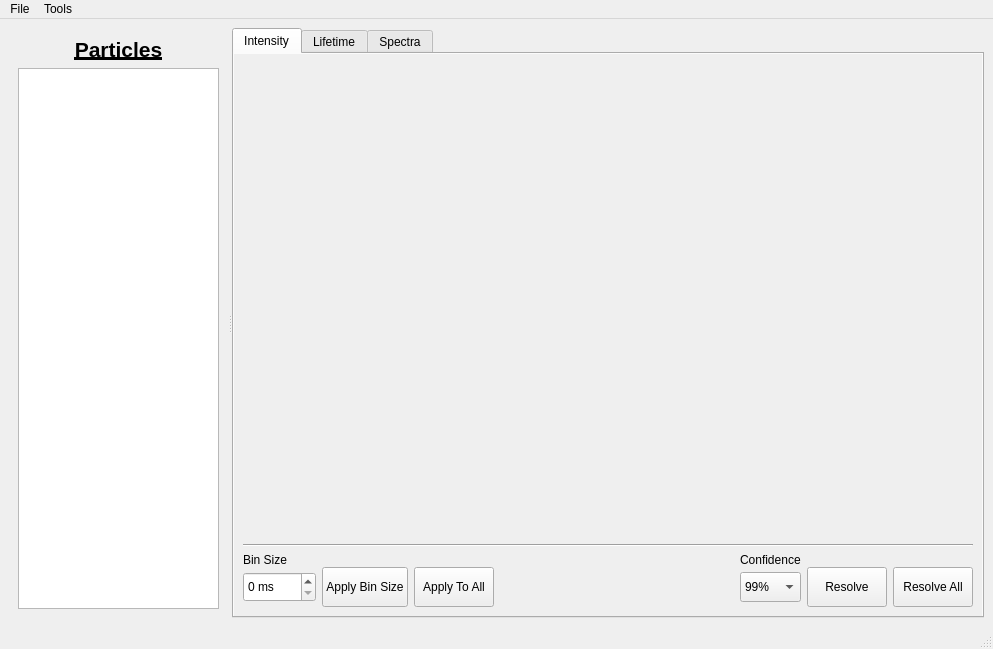
Old version of the form ui/mainwindow.ui in the repository BioPhysicsUP/Full_SMS.
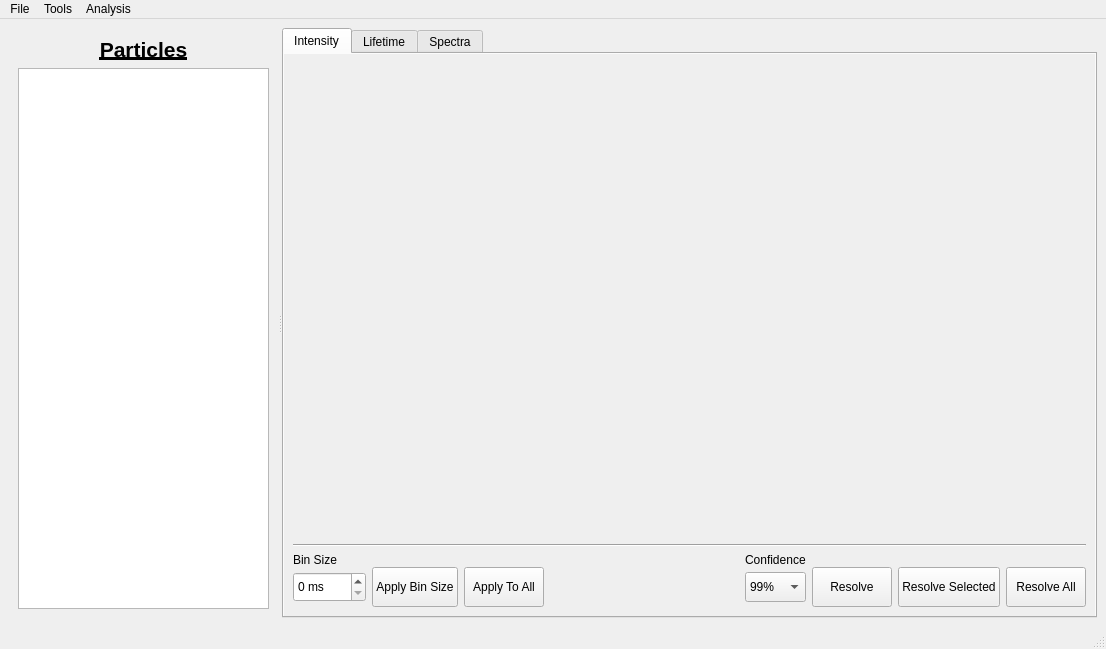
New version of the form. The open tabs and pages were chosen to show the change. Icons and pictures are not drawn. Custom widgets are drawn as their Qt base class.

The edit to the form file:
```diff
--- a/ui/mainwindow.ui
+++ b/ui/mainwindow.ui
@@ -7,7 +7,7 @@
    <rect>
     <x>0</x>
     <y>0</y>
-    <width>993</width>
+    <width>1106</width>
     <height>649</height>
    </rect>
   </property>
@@ -18,6 +18,12 @@
    <layout class="QHBoxLayout" name="horizontalLayout">
     <item>
      <widget class="QSplitter" name="splitter">
+      <property name="sizePolicy">
+       <sizepolicy hsizetype="Expanding" vsizetype="Preferred">
+        <horstretch>0</horstretch>
+        <verstretch>0</verstretch>
+       </sizepolicy>
+      </property>
       <property name="orientation">
        <enum>Qt::Horizontal</enum>
       </property>
@@ -36,7 +42,7 @@
        </property>
        <property name="minimumSize">
         <size>
-         <width>150</width>
+         <width>180</width>
          <height>0</height>
         </size>
        </property>
@@ -370,7 +376,7 @@
                </property>
               </widget>
              </item>
-             <item row="1" column="6">
+             <item row="1" column="7">
               <widget class="QPushButton" name="btnResolveAll">
                <property name="sizePolicy">
                 <sizepolicy hsizetype="Fixed" vsizetype="Fixed">
@@ -409,6 +415,51 @@
                </property>
               </widget>
              </item>
+             <item row="1" column="3">
+              <spacer name="horizontalSpacer_5">
+               <property name="orientation">
+                <enum>Qt::Horizontal</enum>
+               </property>
+               <property name="sizeType">
+                <enum>QSizePolicy::Expanding</enum>
+               </property>
+               <property name="sizeHint" stdset="0">
+                <size>
+                 <width>40</width>
+                 <height>20</height>
+                </size>
+               </property>
+              </spacer>
+             </item>
+             <item row="1" column="6">
+              <widget class="QPushButton" name="btnResolve_Selected">
+               <property name="sizePolicy">
+                <sizepolicy hsizetype="Fixed" vsizetype="Fixed">
+                 <horstretch>0</horstretch>
+                 <verstretch>0</verstretch>
+                </sizepolicy>
+               </property>
+               <property name="minimumSize">
+                <size>
+                 <width>0</width>
+                 <height>40</height>
+                </size>
+               </property>
+               <property name="text">
+                <string>Resolve Selected</string>
+               </property>
+               <property name="icon">
+                <iconset>
+                 <normaloff>../icons/013-management-selected.png</normaloff>../icons/013-management-selected.png</iconset>
+               </property>
+               <property name="iconSize">
+                <size>
+                 <width>20</width>
+                 <height>20</height>
+                </size>
+               </property>
+              </widget>
+             </item>
             </layout>
            </item>
           </layout>
@@ -898,7 +949,7 @@
     <rect>
      <x>0</x>
      <y>0</y>
-     <width>993</width>
+     <width>1106</width>
      <height>22</height>
     </rect>
    </property>
@@ -928,8 +979,22 @@
     <addaction name="menuIntensity"/>
     <addaction name="actionReset_Analysis"/>
    </widget>
+   <widget class="QMenu" name="menuAnalysis">
+    <property name="title">
+     <string>Analysis</string>
+    </property>
+    <widget class="QMenu" name="menuSwitching_Rates">
+     <property name="title">
+      <string>Switching Rates...</string>
+     </property>
+     <addaction name="actionSwitch_All"/>
+     <addaction name="actionSwitch_Selected"/>
+    </widget>
+    <addaction name="menuSwitching_Rates"/>
+   </widget>
    <addaction name="menuFile"/>
    <addaction name="menuTools"/>
+   <addaction name="menuAnalysis"/>
   </widget>
   <widget class="QStatusBar" name="statusbar"/>
   <action name="actionOpen_h5">
```
Left out of the diff: 40 changed lines with no effect on the pictures.
